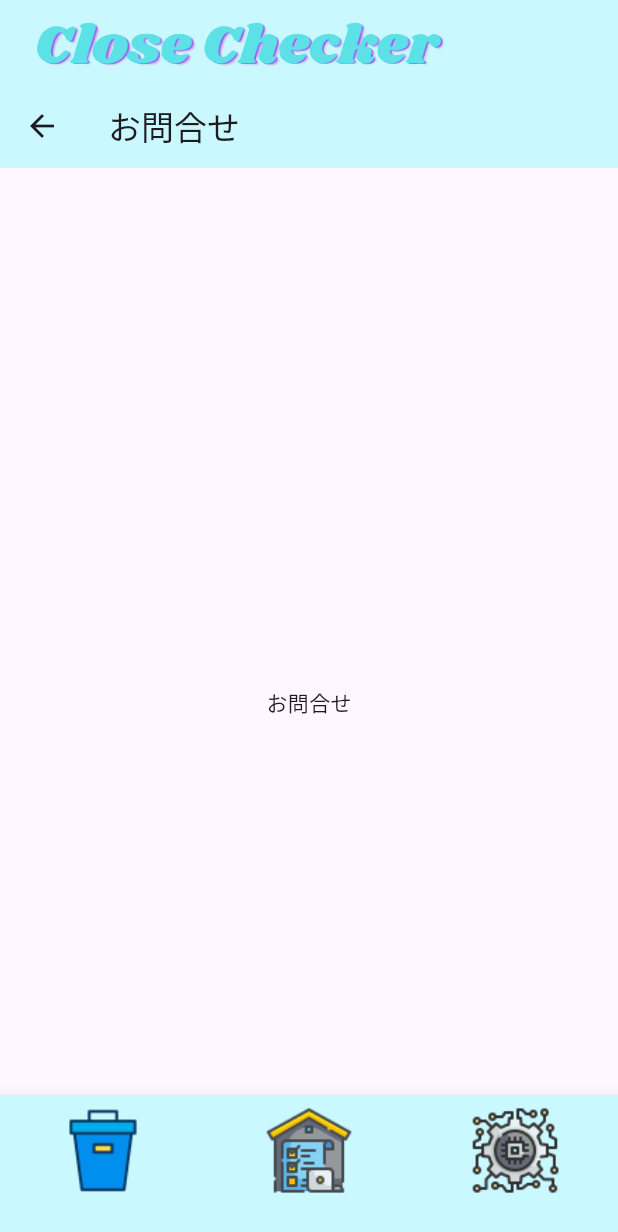
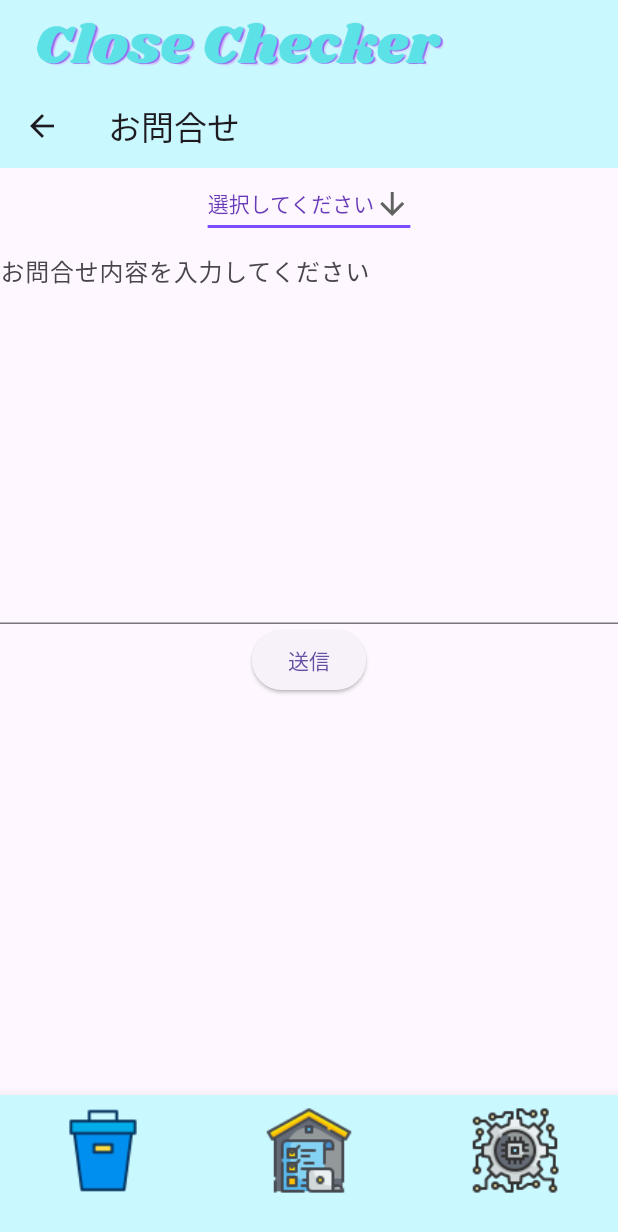
Before and after one commit to kurogoma-flutter/close_checker, a Flutter app: the InquiryPage screen opened by its route, on a phone screen of 412 x 824 dp. Shown: the top 1232 px of the screen. Run offline on Flutter 3.47's test engine with Material 2 defaults, Android fonts, the phone set to English and light mode, and no system bars; our stand-ins replace cloud_firestore, firebase_core, firebase_storage, flutter_slidable, freezed_annotation, go_router and 4 more; accounts and stored records are empty; Roboto replaces fonts that are missing (Yusei_Magic).

Commit message:
問合せ画面の土台作成

```diff
--- a/lib/presentation/pages/legals/inquiry_page.dart
+++ b/lib/presentation/pages/legals/inquiry_page.dart
@@ -1,5 +1,6 @@
 import 'package:flutter/material.dart';
 
+/// 問い合わせフォーム
 class InquiryPage extends StatelessWidget {
   const InquiryPage({Key? key}) : super(key: key);
 
@@ -10,9 +11,85 @@ class InquiryPage extends StatelessWidget {
         title: const Text('お問合せ'),
         backgroundColor: const Color.fromARGB(255, 202, 248, 255),
       ),
-      body: const Center(
-        child: Text('お問合せ'),
+      body: Scaffold(
+        body: Column(
+          children: const <Widget>[
+            InquiryTitleDropdown(),
+            InquiryContentForm(),
+            InquirySendButton(),
+          ],
+        ),
       ),
     );
   }
 }
+
+/// お問合せタイトルを選択するためのドロップダウンメニュー
+class InquiryTitleDropdown extends StatelessWidget {
+  const InquiryTitleDropdown({Key? key}) : super(key: key);
+
+  @override
+  Widget build(BuildContext context) {
+    return DropdownButton<String>(
+      value: '選択してください',
+      icon: const Icon(Icons.arrow_downward),
+      iconSize: 24,
+      elevation: 16,
+      style: const TextStyle(color: Colors.deepPurple),
+      underline: Container(
+        height: 2,
+        color: Colors.deepPurpleAccent,
+      ),
+      onChanged: (String? newValue) {},
+      items: <String>['選択してください', 'アプリ全般', '機能追加要望', '機能改善要望', 'その他']
+          .map<DropdownMenuItem<String>>((String value) {
+        return DropdownMenuItem<String>(
+          value: value,
+          child: Text(value),
+        );
+      }).toList(),
+    );
+  }
+}
+
+/// お問合せ内容を入力するフォーム
+class InquiryContentForm extends StatelessWidget {
+  const InquiryContentForm({Key? key}) : super(key: key);
+
+  @override
+  Widget build(BuildContext context) {
+    return TextFormField(
+      decoration: const InputDecoration(
+        hintText: 'お問合せ内容を入力してください',
+      ),
+      maxLines: 10,
+    );
+  }
+}
+
+/// お問合せ返信先メールアドレスを入力するフォーム
+class InquiryEmailForm extends StatelessWidget {
+  const InquiryEmailForm({Key? key}) : super(key: key);
+
+  @override
+  Widget build(BuildContext context) {
+    return TextFormField(
+      decoration: const InputDecoration(
+        hintText: 'メールアドレスを入力してください',
+      ),
+    );
+  }
+}
+
+/// お問合せ送信ボタン
+class InquirySendButton extends StatelessWidget {
+  const InquirySendButton({Key? key}) : super(key: key);
+
+  @override
+  Widget build(BuildContext context) {
+    return ElevatedButton(
+      onPressed: () {},
+      child: const Text('送信'),
+    );
+  }
+}
```
Also changed, not shown: 1 other file.
